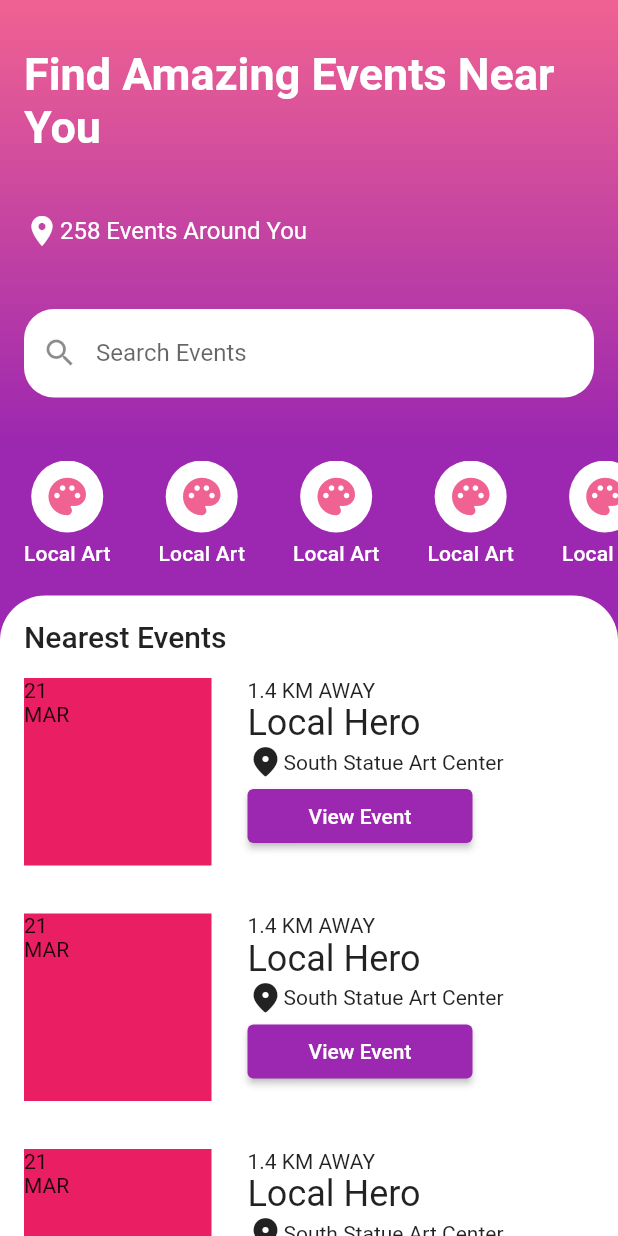
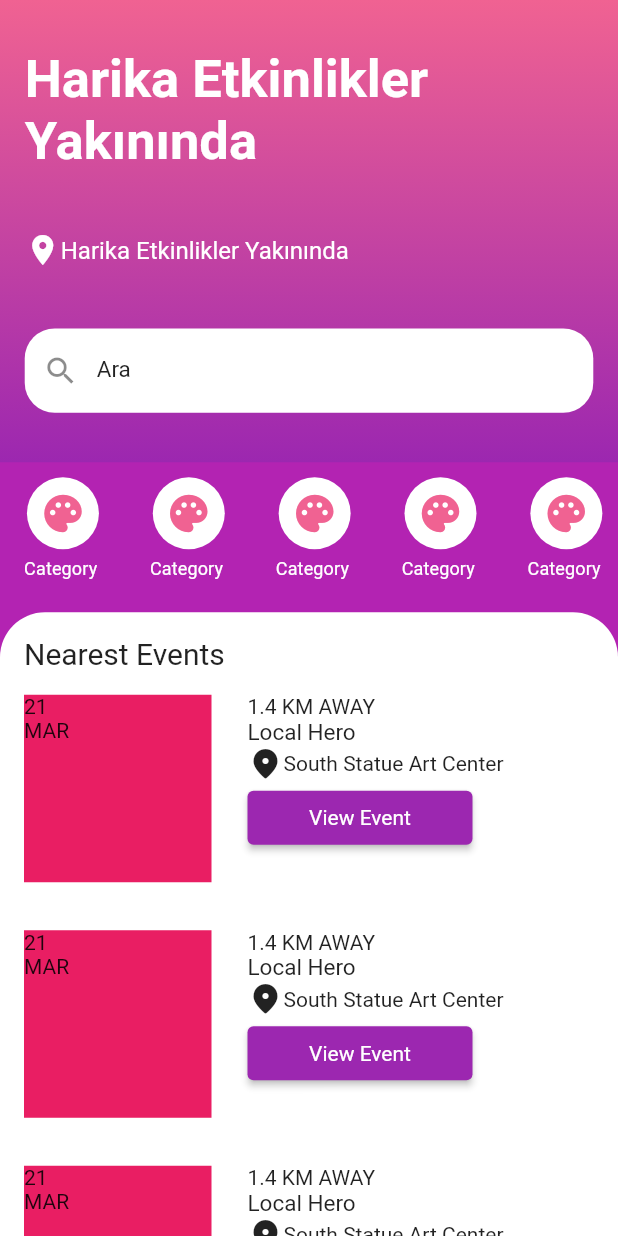
Before and after one commit to TeamVBTHackathon/Copy-Paste, a Flutter app: the MainScreen screen opened directly, on a phone screen of 412 x 824 dp. Run offline on Flutter 3.47's test engine with Material 2 defaults, Android fonts, the phone set to English and light mode, and no system bars; our stand-ins replace bloc, cloud_firestore, firebase_auth, firebase_core, firebase_storage, flutter_bloc and 6 more; accounts and stored records are empty; network calls fail; Roboto replaces fonts that are missing (Poppins).

Commit message:
responsivity 0.1

```diff
--- a/hackathon/lib/core/constants/strings/homepage_strings.dart
+++ b/hackathon/lib/core/constants/strings/homepage_strings.dart
@@ -0,0 +1,5 @@
+class HomePageString {
+  static String title = "Harika Etkinlikler Yakınında";
+  static String subtitle = "Harika Etkinlikler Yakınında";
+  static String searchBar = "Ara";
+}
--- a/hackathon/lib/features/homepage/view/main_screen.dart
+++ b/hackathon/lib/features/homepage/view/main_screen.dart
@@ -1,29 +1,19 @@
 import 'package:firebase_auth/firebase_auth.dart';
 import 'package:flutter/material.dart';
+import 'package:hackathon/core/constants/strings/homepage_strings.dart';
+import 'package:hackathon/core/extension/context_extension.dart';
+import 'package:hackathon/core/init/theme/theme_purple.dart';
 
 part 'main_screen_body.dart';
 part 'main_screen_bottom.dart';
 
-// appBar: AppBar(
-//   title: const Text('teamVBT'),
-//   actions: [
-//     IconButton(
-//       icon: const Icon(Icons.exit_to_app),
-//       onPressed: () async {
-//         await _auth.signOut();
-//         Navigator.of(context)
-//             .pushReplacementNamed(LandingScreen.routeName);
-//       },
-//     ),
-//   ],
-// ),
 class MainScreen extends StatelessWidget {
   MainScreen({Key? key}) : super(key: key);
   final FirebaseAuth _auth = FirebaseAuth.instance;
 
   @override
   Widget build(BuildContext context) {
-    return Scaffold(
+    return const Scaffold(
       body: MainScreenBody(),
     );
   }
--- a/hackathon/lib/features/homepage/view/main_screen_body.dart
+++ b/hackathon/lib/features/homepage/view/main_screen_body.dart
@@ -2,14 +2,16 @@
 
 class MainScreenBody extends StatelessWidget {
   const MainScreenBody({Key? key}) : super(key: key);
-//asdsad
+
   @override
   Widget build(BuildContext context) {
+    ThemeData theme = ThemePurple().theme;
+
     return SingleChildScrollView(
       physics: const BouncingScrollPhysics(),
       scrollDirection: Axis.vertical,
       child: Container(
-        color: Colors.purple,
+        color: theme.primaryColor,
         child: Column(
           children: [
             Container(
@@ -21,21 +23,18 @@
                 ),
               ),
               child: Padding(
-                padding: const EdgeInsets.all(16.0),
-                child: Container(
+                padding: EdgeInsets.all(context.height * 0.02),
                 child: Column(
                   children: [
                     Padding(
-                        padding:
-                            EdgeInsets.symmetric(vertical: 16, horizontal: 0),
+                      padding: EdgeInsets.symmetric(
+                          vertical: context.height * 0.02, horizontal: 0),
                       child: Column(
                         children: [
                           Text(
-                              "Find Amazing Events Near You",
-                              style: TextStyle(
-                                  fontSize: 30,
-                                  fontWeight: FontWeight.bold,
-                                  color: Colors.white),
+                            HomePageString.title,
+                            style: theme.textTheme.headline1!
+                                .copyWith(color: Colors.white),
                             textAlign: TextAlign.start,
                           ),
                           Padding(
@@ -46,7 +45,7 @@
                               children: [
                                 Icon(Icons.location_on, color: Colors.white),
                                 Text(
-                                    "258 Events Around You",
+                                  HomePageString.subtitle,
                                   style: TextStyle(
                                       fontSize: 16, color: Colors.white),
                                 ),
@@ -67,7 +66,7 @@
                                         BorderSide(color: Colors.transparent),
                                   ),
                                   hoverColor: Colors.transparent,
-                                    labelText: "Search Events",
+                                  labelText: HomePageString.searchBar,
                                   prefixIcon: Icon(Icons.search),
                                 ),
                               ),
@@ -77,7 +76,6 @@
                       ),
                     ),
                   ],
-                  ),
                 ),
               ),
             ),
@@ -111,7 +109,8 @@
                           Padding(
                             padding: const EdgeInsets.symmetric(vertical: 6),
                             child: Text(
-                              "Local Art",
+                              // TODO : dynamic
+                              "Category ",
                               style: Theme.of(context)
                                   .textTheme
                                   .subtitle2!
--- a/hackathon/lib/features/profile/profile_view.dart
+++ b/hackathon/lib/features/profile/profile_view.dart
@@ -50,7 +50,7 @@
                             Navigator.push(
                               context,
                               MaterialPageRoute(
-                                builder: (context) => const EventDetail(),
+                                builder: (context) => EventDetail(),
                               ),
                             );
                           },
```
Also changed, not shown: hackathon/lib/features/eventDetail/event_detail_view.dart (+46 -65 lines), hackathon/lib/features/eventDetail/parts/aboutcontent.dart (+16 -11 lines), hackathon/lib/features/eventDetail/parts/joinbutton.dart (+4 -4 lines), hackathon/lib/main.dart (+10 -10 lines). Lines whose indentation alone changed are shown as unchanged.
